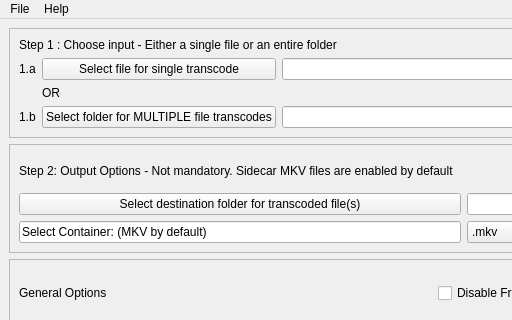
The window that design.ui (kieranjol/ffv1-frontend) describes before a commit, drawn with Qt 5; both pictures show x 0 to 512 and y 0 to 320 of the 927 by 492 pixel window.
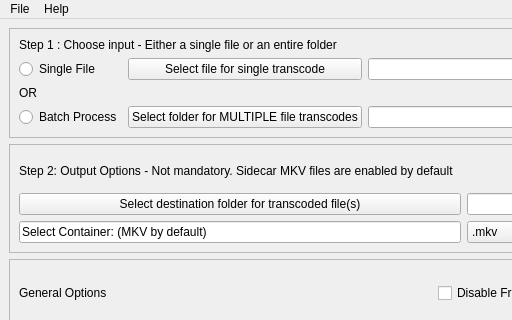
The same window after the commit.

Commit message: add radio boxes for inputs

```diff
--- a/design.ui
+++ b/design.ui
@@ -44,20 +44,6 @@
          </property>
         </widget>
        </item>
-       <item row="2" column="1">
-        <widget class="QLabel" name="label_5">
-         <property name="text">
-          <string>OR</string>
-         </property>
-        </widget>
-       </item>
-       <item row="1" column="0">
-        <widget class="QLabel" name="label_3">
-         <property name="text">
-          <string>1.a</string>
-         </property>
-        </widget>
-       </item>
        <item row="0" column="0" colspan="3">
         <widget class="QLabel" name="label_2">
          <property name="text">
@@ -65,13 +51,6 @@
          </property>
         </widget>
        </item>
-       <item row="4" column="0">
-        <widget class="QLabel" name="label_4">
-         <property name="text">
-          <string>1.b</string>
-         </property>
-        </widget>
-       </item>
        <item row="1" column="1">
         <widget class="QPushButton" name="btnBrowse">
          <property name="toolTip">
@@ -85,6 +64,27 @@
        <item row="4" column="2">
         <widget class="QLineEdit" name="dirname_text"/>
        </item>
+       <item row="1" column="0">
+        <widget class="QRadioButton" name="radioButton">
+         <property name="text">
+          <string>Single File</string>
+         </property>
+        </widget>
+       </item>
+       <item row="4" column="0">
+        <widget class="QRadioButton" name="radioButton_2">
+         <property name="text">
+          <string>Batch Process</string>
+         </property>
+        </widget>
+       </item>
+       <item row="2" column="0">
+        <widget class="QLabel" name="label_5">
+         <property name="text">
+          <string>OR</string>
+         </property>
+        </widget>
+       </item>
       </layout>
       <zorder>label_2</zorder>
       <zorder>label_3</zorder>
```
Left out of the diff: 25 changed lines with no effect on the pictures. The commit also changes 3 other files.
